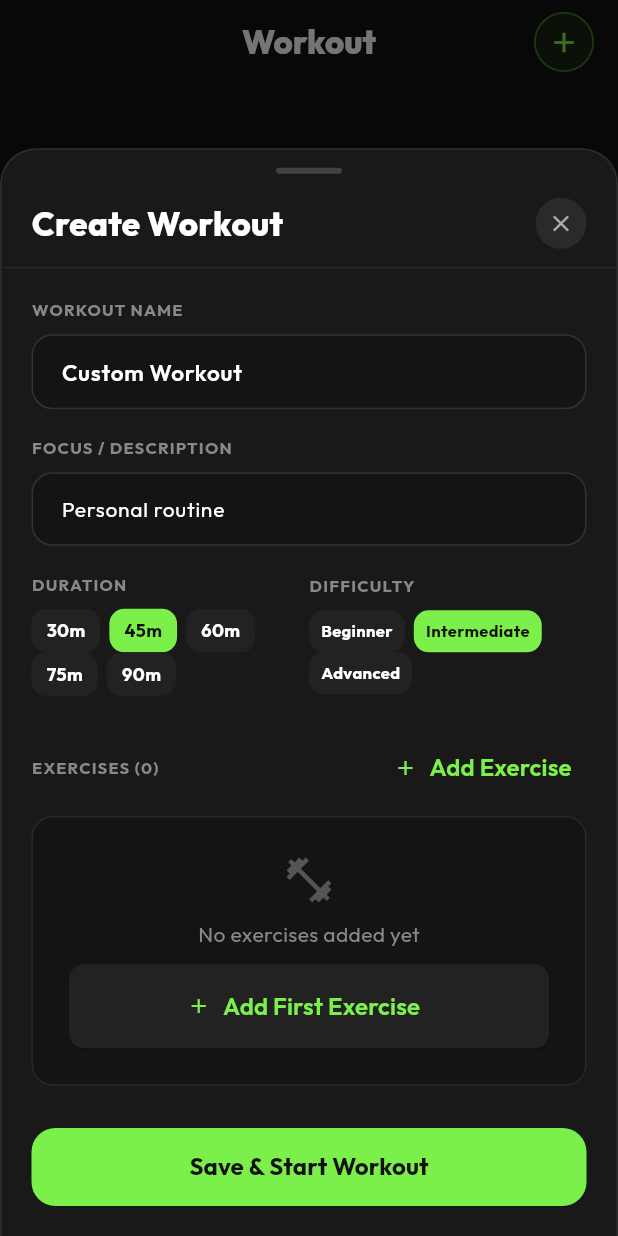
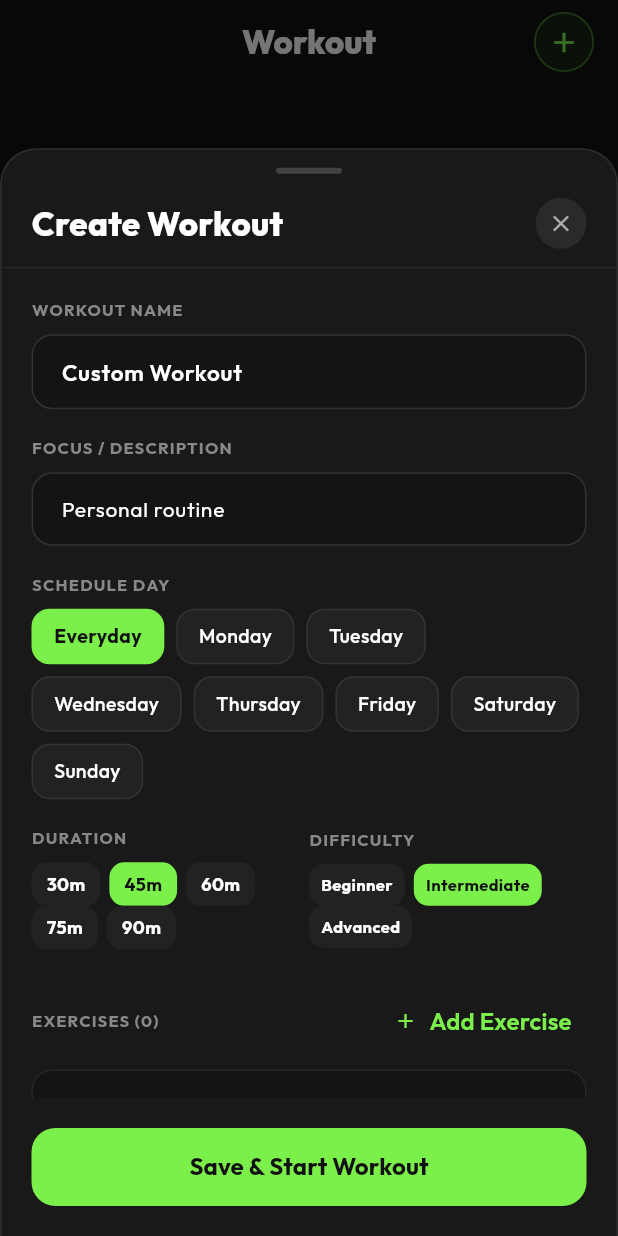
Before and after one commit to ANUJK0004/Gym-Management-App, a Flutter app: the WorkoutScreen screen opened by its route, after a tap on "Create Custom Workout", on a phone screen of 412 x 824 dp. Run offline on Flutter 3.47's test engine with Material 3 defaults, Android fonts, the phone set to English and light mode, and no system bars; our stand-ins replace cloud_firestore, cloud_functions, firebase_auth, firebase_core, flutter_riverpod, go_router and 1 more; missing offline and left inert: mobile_scanner; accounts and stored records are empty.

Commit message:
add workout sheet updated

```diff
--- a/lib/features/workout/data/datasources/workout_remote_datasource.dart
+++ b/lib/features/workout/data/datasources/workout_remote_datasource.dart
@@ -72,21 +72,42 @@ class WorkoutRemoteDataSource {
     );
 
     final now = DateTime.now();
+    const dayNames = [
+      'Monday',
+      'Tuesday',
+      'Wednesday',
+      'Thursday',
+      'Friday',
+      'Saturday',
+      'Sunday',
+    ];
+    final todayDayName = dayNames[now.weekday - 1].toLowerCase();
 
+    // 1. Look for specific day match (e.g., 'Monday')
     for (final workout in workouts) {
-      final assignedDate =
-          workout.assignedDate;
+      final day = workout.day?.toLowerCase();
+      if (day != null && day == todayDayName) {
+        return workout;
+      }
+    }
 
-      if (assignedDate == null) {
-        continue;
+    // 2. Look for date match (assignedDate == today)
+    for (final workout in workouts) {
+      final assignedDate = workout.assignedDate;
+      if (assignedDate != null) {
+        final isToday = assignedDate.year == now.year &&
+            assignedDate.month == now.month &&
+            assignedDate.day == now.day;
+        if (isToday) {
+          return workout;
+        }
       }
+    }
 
-      final isToday =
-          assignedDate.year == now.year &&
-              assignedDate.month == now.month &&
-              assignedDate.day == now.day;
-
-      if (isToday) {
+    // 3. Look for 'Everyday' workout
+    for (final workout in workouts) {
+      final day = workout.day?.toLowerCase();
+      if (day == 'everyday') {
         return workout;
       }
     }
@@ -188,6 +209,7 @@ class WorkoutRemoteDataSource {
       difficulty: workout.difficulty,
       duration: workout.duration,
       assignedDate: workout.assignedDate,
+      day: workout.day ?? 'Everyday',
       exercises: workout.exercises,
     );
 
--- a/lib/features/workout/data/models/workout_model.dart
+++ b/lib/features/workout/data/models/workout_model.dart
@@ -13,6 +13,7 @@ class WorkoutModel extends Workout {
     super.difficulty,
     super.duration,
     super.assignedDate,
+    super.day,
     super.exercises,
   });
 
@@ -44,6 +45,8 @@ class WorkoutModel extends Workout {
       data['duration'] as int? ?? 0,
       assignedDate:
       _parseDate(data['assignedDate']),
+      day:
+      data['day'] as String? ?? 'Everyday',
       exercises: exercises,
     );
   }
@@ -56,6 +59,7 @@ class WorkoutModel extends Workout {
       'imageUrl': imageUrl,
       'difficulty': difficulty,
       'duration': duration,
+      'day': day ?? 'Everyday',
       'assignedDate':
       assignedDate != null
           ? Timestamp.fromDate(
--- a/lib/features/workout/domain/entities/workout.dart
+++ b/lib/features/workout/domain/entities/workout.dart
@@ -10,6 +10,7 @@ class Workout {
     this.difficulty,
     this.duration = 0,
     this.assignedDate,
+    this.day = 'Everyday',
     this.exercises = const [],
   });
 
@@ -25,6 +26,7 @@ class Workout {
   final int duration;
 
   final DateTime? assignedDate;
+  final String? day;
 
   final List<Exercise> exercises;
 
@@ -39,6 +41,7 @@ class Workout {
     String? difficulty,
     int? duration,
     DateTime? assignedDate,
+    String? day,
     List<Exercise>? exercises,
   }) {
     return Workout(
@@ -50,6 +53,7 @@ class Workout {
       difficulty: difficulty ?? this.difficulty,
       duration: duration ?? this.duration,
       assignedDate: assignedDate ?? this.assignedDate,
+      day: day ?? this.day,
       exercises: exercises ?? this.exercises,
     );
   }
--- a/lib/features/workout/presentation/providers/workout_provider.dart
+++ b/lib/features/workout/presentation/providers/workout_provider.dart
@@ -121,6 +121,7 @@ class WorkoutCreationNotifier
     int duration = 45,
     String? difficulty,
     DateTime? assignedDate,
+    String day = 'Everyday',
   }) async {
     final authState = _ref.read(authStateProvider);
     final authUser = authState.value;
@@ -138,6 +139,7 @@ class WorkoutCreationNotifier
         difficulty: difficulty ?? 'Normal',
         duration: duration,
         assignedDate: assignedDate ?? DateTime.now(),
+        day: day,
         exercises: exercises,
       );
 
--- a/lib/features/workout/presentation/screens/workout_detail_screen.dart
+++ b/lib/features/workout/presentation/screens/workout_detail_screen.dart
@@ -184,24 +184,27 @@ class WorkoutDetailScreen extends ConsumerWidget {
                             ),
                           ],
                           const SizedBox(height: 16),
-                          Row(
+                          Wrap(
+                            spacing: 10,
+                            runSpacing: 8,
                             children: [
+                              _DetailBadge(
+                                icon: Icons.calendar_today_rounded,
+                                text: workout.day ?? 'Everyday',
+                              ),
                               _DetailBadge(
                                 icon: Icons.timer_outlined,
                                 text: '${workout.duration} min',
                               ),
-                              const SizedBox(width: 12),
                               _DetailBadge(
                                 icon: Icons.fitness_center_outlined,
                                 text: '${workout.exerciseCount} Exercises',
                               ),
-                              if (workout.difficulty != null) ...[
-                                const SizedBox(width: 12),
+                              if (workout.difficulty != null)
                                 _DetailBadge(
                                   icon: Icons.speed_outlined,
                                   text: workout.difficulty!,
                                 ),
-                              ],
                             ],
                           ),
                         ],
--- a/lib/features/workout/presentation/screens/workout_screen.dart
+++ b/lib/features/workout/presentation/screens/workout_screen.dart
@@ -306,6 +306,8 @@ class WorkoutScreen extends ConsumerWidget {
                       Row(
                         mainAxisAlignment: MainAxisAlignment.spaceBetween,
                         children: [
+                          Row(
+                            children: [
                               Container(
                                 padding: const EdgeInsets.symmetric(
                                   horizontal: 10,
@@ -315,15 +317,40 @@ class WorkoutScreen extends ConsumerWidget {
                                   color: AppColors.primary.withValues(alpha: 0.15),
                                   borderRadius: BorderRadius.circular(8),
                                 ),
-                            child: const Text(
-                              "TODAY'S WORKOUT",
-                              style: TextStyle(
+                                child: Text(
+                                  workout.day != null && workout.day != 'Everyday'
+                                      ? "TODAY • ${workout.day!.toUpperCase()}"
+                                      : "TODAY'S WORKOUT",
+                                  style: const TextStyle(
                                     fontSize: 11,
                                     fontWeight: FontWeight.w800,
                                     letterSpacing: 0.8,
                                     color: AppColors.primary,
                                   ),
                                 ),
+                              ),
+                              if (workout.day != null && workout.day == 'Everyday') ...[
+                                const SizedBox(width: 8),
+                                Container(
+                                  padding: const EdgeInsets.symmetric(
+                                    horizontal: 8,
+                                    vertical: 4,
+                                  ),
+                                  decoration: BoxDecoration(
+                                    color: const Color(0xFF252525),
+                                    borderRadius: BorderRadius.circular(8),
+                                  ),
+                                  child: const Text(
+                                    'Everyday',
+                                    style: TextStyle(
+                                      fontSize: 11,
+                                      fontWeight: FontWeight.w600,
+                                      color: Color(0xFFCCCCCC),
+                                    ),
+                                  ),
+                                ),
+                              ],
+                            ],
                           ),
                           if (workout.difficulty != null)
                             Container(
--- a/lib/features/workout/presentation/widgets/create_custom_workout_sheet.dart
+++ b/lib/features/workout/presentation/widgets/create_custom_workout_sheet.dart
@@ -49,11 +49,22 @@ class _CreateCustomWorkoutSheetState
 
   int _duration = 45;
   String _difficulty = 'Intermediate';
+  String _selectedDay = 'Everyday';
   final List<Exercise> _exercises = [];
   bool _isLoading = false;
 
   final List<int> _durations = [30, 45, 60, 75, 90];
   final List<String> _difficulties = ['Beginner', 'Intermediate', 'Advanced'];
+  final List<String> _days = [
+    'Everyday',
+    'Monday',
+    'Tuesday',
+    'Wednesday',
+    'Thursday',
+    'Friday',
+    'Saturday',
+    'Sunday',
+  ];
 
   @override
   void initState() {
@@ -65,6 +76,7 @@ class _CreateCustomWorkoutSheetState
           ? widget.initialWorkout!.duration
           : 45;
       _difficulty = widget.initialWorkout!.difficulty ?? 'Intermediate';
+      _selectedDay = widget.initialWorkout!.day ?? 'Everyday';
       _exercises.addAll(widget.initialWorkout!.exercises);
     } else {
       _nameController.text = 'Custom Workout';
@@ -129,6 +141,7 @@ class _CreateCustomWorkoutSheetState
             exercises: _exercises,
             duration: _duration,
             difficulty: _difficulty,
+            day: _selectedDay,
           );
 
       if (!mounted) return;
@@ -259,6 +272,54 @@ class _CreateCustomWorkoutSheetState
                       fontSize: 14,
                     ),
                     decoration: _inputDecoration('e.g. Chest, Shoulders & Triceps'),
+                  ),
+
+                  const SizedBox(height: 18),
+
+                  // Schedule Day Selection (Required, defaults to Everyday)
+                  _buildLabel('SCHEDULE DAY'),
+                  const SizedBox(height: 8),
+                  Wrap(
+                    spacing: 8,
+                    runSpacing: 8,
+                    children: _days.map((day) {
+                      final isSelected =
+                          _selectedDay.toLowerCase() == day.toLowerCase();
+                      return GestureDetector(
+                        onTap: () => setState(() => _selectedDay = day),
+                        child: AnimatedContainer(
+                          duration: const Duration(milliseconds: 160),
+                          padding: const EdgeInsets.symmetric(
+                            horizontal: 14,
+                            vertical: 8,
+                          ),
+                          decoration: BoxDecoration(
+                            color: isSelected
+                                ? AppColors.primary
+                                : const Color(0xFF222222),
+                            borderRadius: BorderRadius.circular(12),
+                            border: Border.all(
+                              color: isSelected
+                                  ? AppColors.primary
+                                  : const Color(0xFF333333),
+                              width: 1,
+                            ),
+                          ),
+                          child: Text(
+                            day,
+                            style: TextStyle(
+                              fontSize: 13,
+                              fontWeight: isSelected
+                                  ? FontWeight.w700
+                                  : FontWeight.w500,
+                              color: isSelected
+                                  ? AppColors.textInverse
+                                  : AppColors.textPrimary,
+                            ),
+                          ),
+                        ),
+                      );
+                    }).toList(),
                   ),
 
                   const SizedBox(height: 18),
```
Lines whose indentation alone changed are shown as unchanged.
